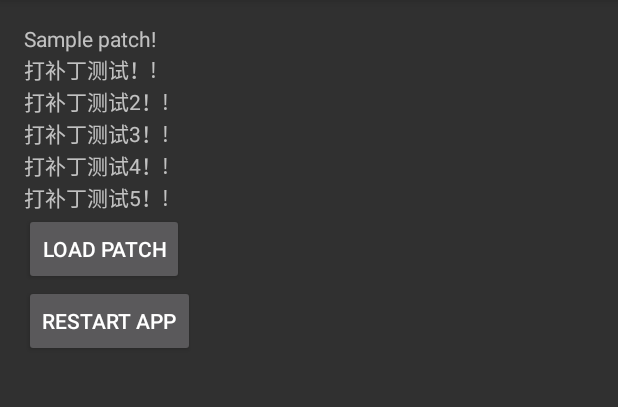
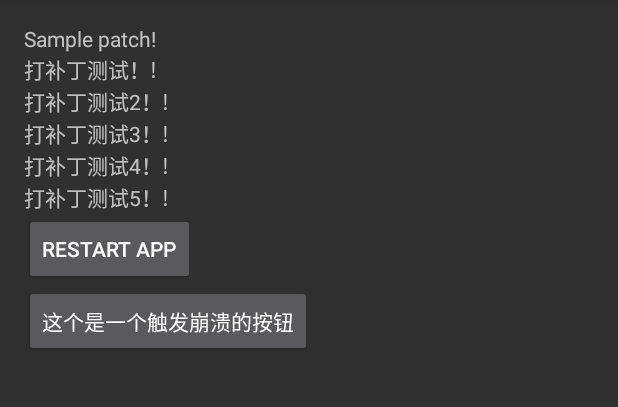
Before and after one commit to haibinpark/tinkerdemo, an Android app: the screen it shows after launch (MainActivity), on a phone screen of 412 x 824 dp, the part 84-491 px from its top. Run offline under Robolectric (Android 15) with nearby library versions, the phone set to English and light mode, and no system bars; libraries missing offline, so code that uses them is left out: com.tencent.tinker, com.umeng.message; 3 statements that could not run were skipped.

```diff
--- a/app/src/main/AndroidManifest.xml
+++ b/app/src/main/AndroidManifest.xml
@@ -73,6 +73,11 @@
             android:name=".service.SampleResultService"
             android:exported="false" />
 
+        <service
+            android:name="com.tencent.tinker.app.service.TinkerServerResultService"
+            android:exported="false"
+            />
+
         <activity android:name=".MainActivity">
             <intent-filter>
                 <action android:name="android.intent.action.MAIN" />
--- a/app/src/main/java/com/wkllme/llmwithtinker/util/LLMApplicationContext.java
+++ b/app/src/main/java/com/wkllme/llmwithtinker/util/LLMApplicationContext.java
@@ -2,6 +2,8 @@ package com.wkllme.llmwithtinker.util;
 
 import android.app.Application;
 import android.content.Context;
+
+import com.umeng.message.PushAgent;
 
 /**
  * Created by ParkZhao on 16/11/25.
@@ -10,4 +12,5 @@ import android.content.Context;
 public class LLMApplicationContext {
     public static Application application = null;
     public static Context context = null;
+    public static PushAgent mPushAgent = null;
 }
--- a/app/src/main/res/layout/activity_main.xml
+++ b/app/src/main/res/layout/activity_main.xml
@@ -36,14 +36,14 @@
         android:layout_width="wrap_content"
         android:layout_height="wrap_content"
         android:text="打补丁测试5！!"/>
-    <Button
-        android:id="@+id/loadPatch"
-        android:layout_width="wrap_content"
-        android:layout_height="wrap_content"
-        android:layout_alignParentLeft="true"
-        android:layout_alignParentStart="true"
-        android:layout_below="@+id/textView"
-        android:text="load patch"/>
+    <!--<Button-->
+        <!--android:id="@+id/loadPatch"-->
+        <!--android:layout_width="wrap_content"-->
+        <!--android:layout_height="wrap_content"-->
+        <!--android:layout_alignParentLeft="true"-->
+        <!--android:layout_alignParentStart="true"-->
+        <!--android:layout_below="@+id/textView"-->
+        <!--android:text="load patch"/>-->
 
 
     <Button
@@ -54,4 +54,11 @@
         android:layout_alignParentStart="true"
         android:layout_below="@+id/textView"
         android:text="restart app"/>
+
+
+    <Button
+        android:id="@+id/test_crash_bug"
+        android:text="这个是一个触发崩溃的按钮"
+        android:layout_width="wrap_content"
+        android:layout_height="wrap_content" />
 </LinearLayout>
```
Also changed, not shown: app/build.gradle (+10 -0 lines), app/src/main/java/com/wkllme/llmwithtinker/MainActivity.java (+80 -18 lines), app/src/main/java/com/wkllme/llmwithtinker/app/LLMApplicationLike.java (+15 -4 lines), 1 other file.
